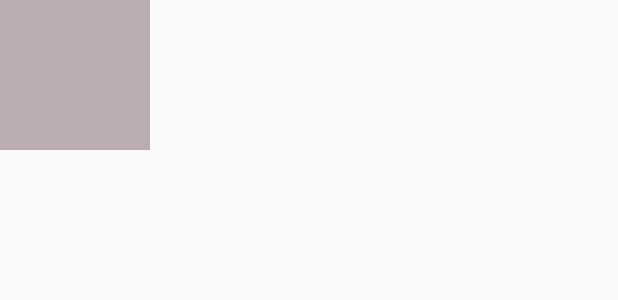
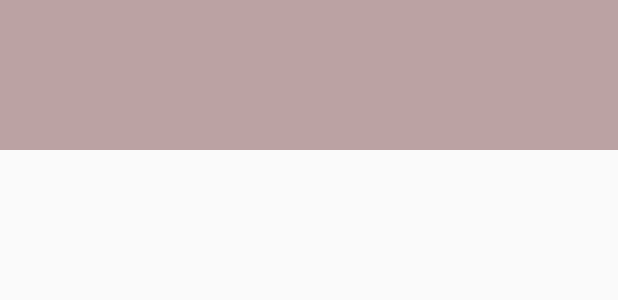
Before and after one commit to alexravan/suechef, an Android app: the layout grid_item_layout.xml on its own in the app's theme, with its tools: preview values and no code run, on a phone screen of 412 x 824 dp. Shown: the top 300 px of the screen. Run offline under Robolectric (Android 15) with nearby library versions, the phone set to English and light mode, and no system bars.

Commit message:
made big text scrollable and redid grid view

```diff
--- a/SueChef/app/src/main/java/com/example/vincenttran/suechef/ExpandableListAdapter.java
+++ b/SueChef/app/src/main/java/com/example/vincenttran/suechef/ExpandableListAdapter.java
@@ -1,6 +1,7 @@
 package com.example.vincenttran.suechef;
 
 import android.content.Context;
+import android.graphics.Color;
 import android.graphics.Typeface;
 import android.view.LayoutInflater;
 import android.view.View;
@@ -54,6 +55,7 @@ public class ExpandableListAdapter extends BaseExpandableListAdapter {
         TextView txtListChild = (TextView) convertView
                 .findViewById(R.id.lblListItem);
 
+        txtListChild.setTextColor(Color.DKGRAY);
         txtListChild.setText(childText);
         return convertView;
     }
--- a/SueChef/app/src/main/java/com/example/vincenttran/suechef/ImageListAdapter.java
+++ b/SueChef/app/src/main/java/com/example/vincenttran/suechef/ImageListAdapter.java
@@ -41,11 +41,14 @@ public class ImageListAdapter extends ArrayAdapter {
             convertView = inflater.inflate(R.layout.grid_item_layout, parent, false);
         }
 
+        ImageView img = ((ImageView) ((ViewGroup) convertView).getChildAt(0));
+        img.setAdjustViewBounds(true);
+
         Picasso
                 .with(context)
                 .load(recipes[position].imgUrl)
                 .fit() // will explain later
-                .into( ((ImageView) ((ViewGroup) convertView).getChildAt(0)));
+                .into(img);
 
         TextView recipeName = (TextView) (((ViewGroup) convertView).getChildAt(1));
         recipeName.setText(recipes[position].title);
--- a/SueChef/app/src/main/res/layout/grid_item_layout.xml
+++ b/SueChef/app/src/main/res/layout/grid_item_layout.xml
@@ -6,19 +6,20 @@
     android:layout_height="match_parent">
 
     <ImageView android:id="@+id/grid_item_image"
-        android:layout_width="100dp"
+        android:layout_width="match_parent"
         android:layout_height="100dp"
         android:scaleType="centerCrop"
         android:background="@color/colorBackground" />
 
     <TextView
+        android:padding="5dp"
         android:id="@+id/grid_item_title"
-        android:layout_width="100dp"
+        android:layout_width="match_parent"
         android:layout_height="100dp"
         android:gravity="center"
         android:maxLines="2"
         android:ellipsize="marquee"
-        android:textSize="12sp"
+        android:textSize="14sp"
         android:textColor="#fff"
         android:textStyle="bold"
         android:background="#44000000"
--- a/SueChef/app/src/main/res/values/colors.xml
+++ b/SueChef/app/src/main/res/values/colors.xml
@@ -3,5 +3,5 @@
     <color name="colorPrimary">#E53935</color>
     <color name="colorPrimaryDark">#EF5350</color>
     <color name="colorAccent">#B71C1C</color>
-    <color name="colorBackground">#FFEBEE</color>
+    <color name="colorBackground">#FFDDDE</color>
 </resources>
```
Also changed, not shown: SueChef/app/src/main/res/layout/activity_main.xml (+6 -8 lines), SueChef/app/src/main/res/layout/activity_steps.xml (+13 -8 lines), 1 other file.
